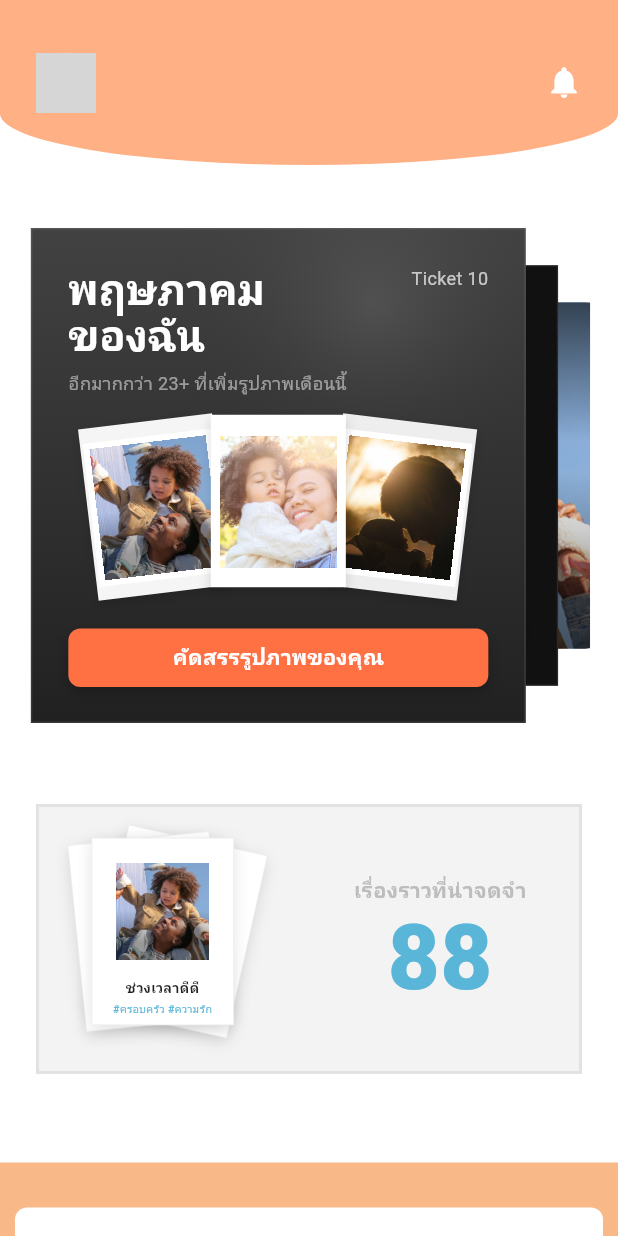
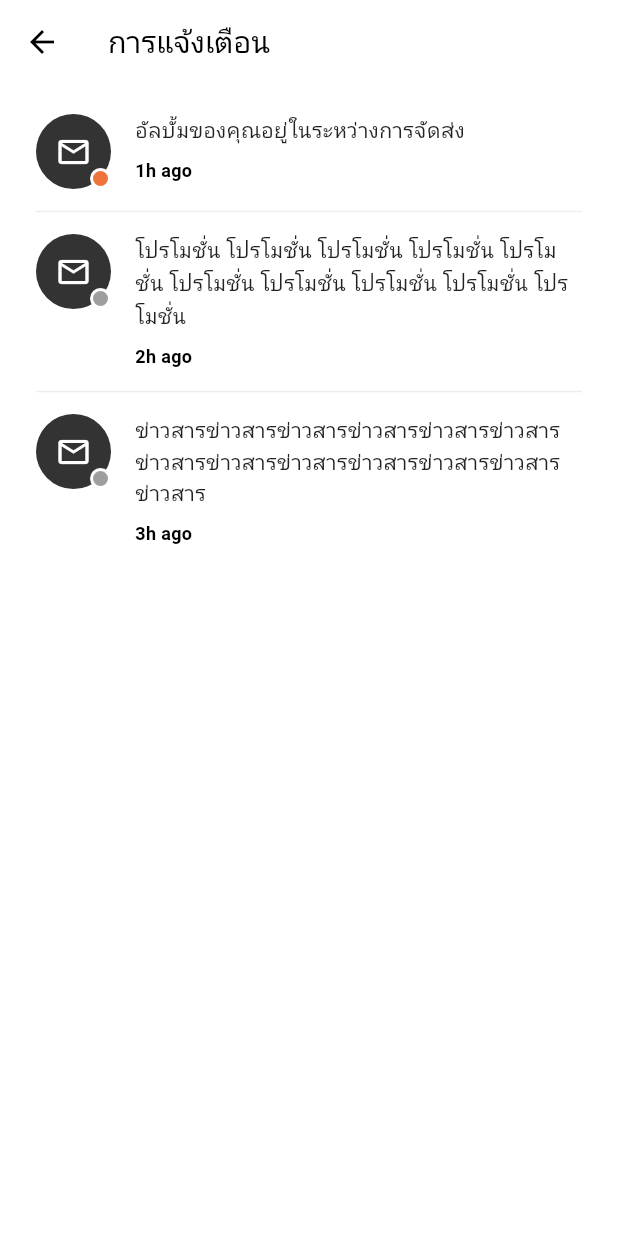
Before and after one commit to AshaTechCorporation/wememmory, a Flutter app: the HomePage screen opened directly, after a tap on the "notifications" icon, on a phone screen of 412 x 824 dp. Run offline on Flutter 3.47's test engine with Material 3 defaults, Android fonts, the phone set to English and light mode, and no system bars; our stand-ins replace awesome_notifications, cached_network_image, device_info_plus, dio, firebase_core, fl_chart and 5 more; missing offline and left inert: onesignal_flutter, photo_manager; accounts and stored records are empty; network calls fail; Roboto replaces fonts that are missing (Prompt); grey boxes are pictures that could not be loaded.

Commit message:
notify homePage

```diff
--- a/lib/home/homePage.dart
+++ b/lib/home/homePage.dart
@@ -9,6 +9,7 @@ import 'package:wememmory/home/widgets/AchievementLayout.dart';
 import 'package:wememmory/home/widgets/Recommended.dart';
 import 'package:wememmory/home/widgets/summary_strip.dart';
 import 'package:wememmory/models/media_item.dart';
+import 'package:wememmory/home/notifyPage.dart';
 
 class HomePage extends StatefulWidget {
   final List<MediaItem>? newAlbumItems;
@@ -118,7 +119,9 @@ class _HomePageState extends State<HomePage> {
                   ],
                 ),
                 actions: [
-                  Stack(alignment: Alignment.center, children: [IconButton(onPressed: () {}, icon: const Icon(Icons.notifications, color: Colors.white, size: 25))]),
+                  Stack(alignment: Alignment.center, children: [IconButton(onPressed: () {Navigator.of(context).push(
+                        MaterialPageRoute(
+                          builder: (_) => const NotificationPage(),));}, icon: const Icon(Icons.notifications, color: Colors.white, size: 25))]),
                   const SizedBox(width: 12),
                 ],
               ),
--- /dev/null
+++ b/lib/home/notifyPage.dart
@@ -0,0 +1,147 @@
+import 'package:flutter/material.dart';
+import 'package:google_fonts/google_fonts.dart';
+
+class NotificationPage extends StatelessWidget {
+  const NotificationPage({super.key});
+
+  @override
+  Widget build(BuildContext context) {
+    // จำลองข้อมูล (Mock Data) ตามภาพ
+    final List<Map<String, dynamic>> notifications = [
+      {
+        "text": "อัลบั้มของคุณอยู่ในระหว่างการจัดส่ง",
+        "time": "1h ago",
+        "isUnread": true, // สีส้ม
+      },
+      {
+        "text":
+            "โปรโมชั่น โปรโมชั่น โปรโมชั่น โปรโมชั่น โปรโมชั่น โปรโมชั่น โปรโมชั่น โปรโมชั่น โปรโมชั่น โปรโมชั่น",
+        "time": "2h ago",
+        "isUnread": false, // สีเทา
+      },
+      {
+        "text":
+            "ข่าวสารข่าวสารข่าวสารข่าวสารข่าวสารข่าวสารข่าวสารข่าวสารข่าวสารข่าวสารข่าวสารข่าวสารข่าวสาร",
+        "time": "3h ago",
+        "isUnread": false, // สีเทา
+      },
+    ];
+
+    return Scaffold(
+      backgroundColor: Colors.white,
+      appBar: AppBar(
+        backgroundColor: Colors.white,
+        elevation: 0,
+        centerTitle: false, // จัด Title ชิดซ้ายตาม Android หรือปรับตามต้องการ
+        leading: IconButton(
+          icon: const Icon(Icons.arrow_back, color: Colors.black),
+          onPressed: () {
+            Navigator.pop(context);
+          },
+        ),
+        title: Text(
+          'การแจ้งเตือน',
+          style: GoogleFonts.prompt(
+            color: Colors.black,
+            fontSize: 20,
+            fontWeight: FontWeight.w500,
+          ),
+        ),
+      ),
+      body: ListView.separated(
+        padding: const EdgeInsets.symmetric(horizontal: 24, vertical: 20),
+        itemCount: notifications.length,
+        separatorBuilder: (context, index) => const Divider(
+          height: 30,
+          color: Color(0xFFEEEEEE),
+          thickness: 1,
+        ),
+        itemBuilder: (context, index) {
+          final item = notifications[index];
+          return _buildNotificationItem(
+            text: item['text'],
+            time: item['time'],
+            isUnread: item['isUnread'],
+          );
+        },
+      ),
+    );
+  }
+
+  Widget _buildNotificationItem({
+    required String text,
+    required String time,
+    required bool isUnread,
+  }) {
+    return Row(
+      crossAxisAlignment: CrossAxisAlignment.start, // ให้ text เริ่มบรรทัดบนสุด
+      children: [
+        // --- ส่วนไอคอน (Stack) ---
+        Stack(
+          children: [
+            // วงกลมพื้นหลังสีดำ
+            Container(
+              width: 50,
+              height: 50,
+              decoration: const BoxDecoration(
+                color: Color(0xFF333333), // สีเทาเข้มเกือบดำ
+                shape: BoxShape.circle,
+              ),
+              child: const Icon(
+                Icons.mail_outline, // หรือใช้ Icons.email_outlined
+                color: Colors.white,
+                size: 24,
+              ),
+            ),
+            // จุดแจ้งเตือน (Badge)
+            Positioned(
+              bottom: 0,
+              right: 0,
+              child: Container(
+                width: 14,
+                height: 14,
+                decoration: BoxDecoration(
+                  color: isUnread
+                      ? const Color(0xFFEE743B) // สีส้ม (ยังไม่อ่าน)
+                      : const Color(0xFF9E9E9E), // สีเทา (อ่านแล้ว)
+                  shape: BoxShape.circle,
+                  border: Border.all(color: Colors.white, width: 2), // ขอบขาว
+                ),
+              ),
+            ),
+          ],
+        ),
+
+        const SizedBox(width: 16), // ระยะห่างระหว่างไอคอนกับข้อความ
+
+        // --- ส่วนข้อความ ---
+        Expanded(
+          child: Column(
+            crossAxisAlignment: CrossAxisAlignment.start,
+            children: [
+              Text(
+                text,
+                style: GoogleFonts.prompt(
+                  fontSize: 14,
+                  color: Colors.black87,
+                  height: 1.5, // ระยะห่างระหว่างบรรทัด
+                ),
+                maxLines: 3, // จำกัดบรรทัดเผื่อยาวเกิน
+                overflow: TextOverflow.ellipsis,
+              ),
+              const SizedBox(height: 8),
+              Text(
+                time,
+                style: GoogleFonts.prompt(
+                  fontSize: 12,
+                  color: Colors.black, // ในภาพสีดำเข้มชัดเจน
+                  fontWeight: FontWeight.bold,
+                ),
+              ),
+            ],
+          ),
+        ),
+      ],
+    );
+  }
+}
```
Also changed, not shown: assets/icons/mail.png (added).
